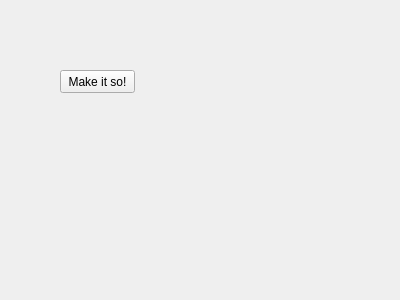
The window that Module_ScanningSonar/form.ui (iti-luebeck/HANSE2011) describes before a commit, drawn with Qt 5.
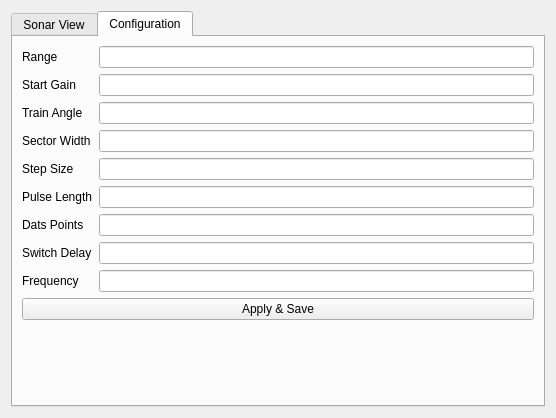
The same window after the commit.

Commit message: - terminate methods - finished sonar implementation. some smaller problems remain though

Patch:
```diff
--- a/Module_ScanningSonar/form.ui
+++ b/Module_ScanningSonar/form.ui
@@ -6,26 +6,139 @@
    <rect>
     <x>0</x>
     <y>0</y>
-    <width>400</width>
-    <height>300</height>
+    <width>556</width>
+    <height>418</height>
    </rect>
   </property>
   <property name="windowTitle">
    <string>Form</string>
   </property>
-  <widget class="QPushButton" name="pushButton">
-   <property name="geometry">
-    <rect>
-     <x>60</x>
-     <y>70</y>
-     <width>75</width>
-     <height>23</height>
-    </rect>
-   </property>
-   <property name="text">
-    <string>Make it so!</string>
-   </property>
-  </widget>
+  <layout class="QGridLayout" name="gridLayout">
+   <item row="0" column="1">
+    <widget class="QTabWidget" name="cfgTab">
+     <property name="currentIndex">
+      <number>1</number>
+     </property>
+     <widget class="QWidget" name="tab">
+      <attribute name="title">
+       <string>Sonar View</string>
+      </attribute>
+      <layout class="QGridLayout" name="gridLayout_2">
+       <item row="0" column="0">
+        <widget class="QGraphicsView" name="graphicsView"/>
+       </item>
+      </layout>
+     </widget>
+     <widget class="QWidget" name="tab_2">
+      <attribute name="title">
+       <string>Configuration</string>
+      </attribute>
+      <layout class="QFormLayout" name="formLayout">
+       <property name="fieldGrowthPolicy">
+        <enum>QFormLayout::AllNonFixedFieldsGrow</enum>
+       </property>
+       <item row="0" column="0">
+        <widget class="QLabel" name="label">
+         <property name="text">
+          <string>Range</string>
+         </property>
+        </widget>
+       </item>
+       <item row="0" column="1">
+        <widget class="QLineEdit" name="lineEdit"/>
+       </item>
+       <item row="2" column="0">
+        <widget class="QLabel" name="label_2">
+         <property name="text">
+          <string>Start Gain</string>
+         </property>
+        </widget>
+       </item>
+       <item row="2" column="1">
+        <widget class="QLineEdit" name="lineEdit_2"/>
+       </item>
+       <item row="3" column="0">
+        <widget class="QLabel" name="label_3">
+         <property name="text">
+          <string>Train Angle</string>
+         </property>
+        </widget>
+       </item>
+       <item row="3" column="1">
+        <widget class="QLineEdit" name="lineEdit_3"/>
+       </item>
+       <item row="5" column="0">
+        <widget class="QLabel" name="label_4">
+         <property name="text">
+          <string>Sector Width</string>
+         </property>
+        </widget>
+       </item>
+       <item row="5" column="1">
+        <widget class="QLineEdit" name="lineEdit_4"/>
+       </item>
+       <item row="6" column="0">
+        <widget class="QLabel" name="label_5">
+         <property name="text">
+          <string>Step Size</string>
+         </property>
+        </widget>
+       </item>
+       <item row="6" column="1">
+        <widget class="QLineEdit" name="lineEdit_6"/>
+       </item>
+       <item row="8" column="0">
+        <widget class="QLabel" name="label_6">
+         <property name="text">
+          <string>Pulse Length</string>
+         </property>
+        </widget>
+       </item>
+       <item row="8" column="1">
+        <widget class="QLineEdit" name="lineEdit_5"/>
+       </item>
+       <item row="9" column="0">
+        <widget class="QLabel" name="label_7">
+         <property name="text">
+          <string>Dats Points</string>
+         </property>
+        </widget>
+       </item>
+       <item row="10" column="0">
+        <widget class="QLabel" name="label_8">
+         <property name="text">
+          <string>Switch Delay</string>
+         </property>
+        </widget>
+       </item>
+       <item row="10" column="1">
+        <widget class="QLineEdit" name="lineEdit_7"/>
+       </item>
+       <item row="9" column="1">
+        <widget class="QLineEdit" name="lineEdit_8"/>
+       </item>
+       <item row="11" column="0">
+        <widget class="QLabel" name="label_9">
+         <property name="text">
+          <string>Frequency</string>
+         </property>
+        </widget>
+       </item>
+       <item row="11" column="1">
+        <widget class="QLineEdit" name="lineEdit_9"/>
+       </item>
+       <item row="12" column="0" colspan="2">
+        <widget class="QPushButton" name="pushButton">
+         <property name="text">
+          <string>Apply &amp;&amp; Save</string>
+         </property>
+        </widget>
+       </item>
+      </layout>
+     </widget>
+    </widget>
+   </item>
+  </layout>
  </widget>
  <resources/>
  <connections/>
```
The commit also changes 6 other files.
